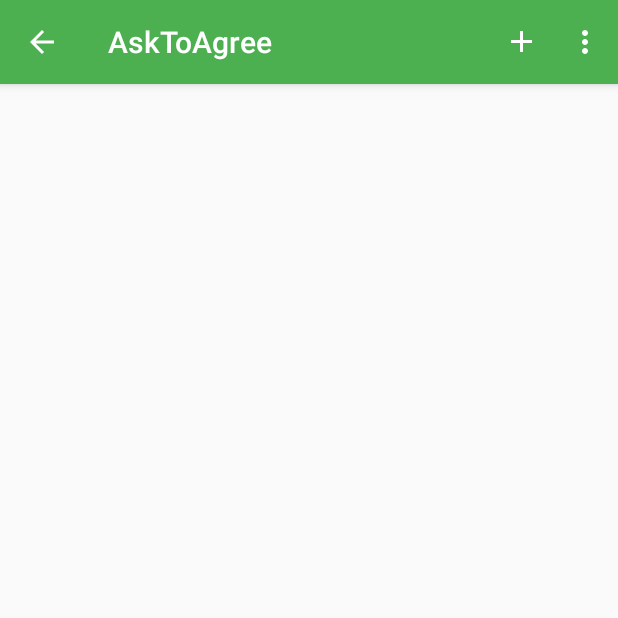
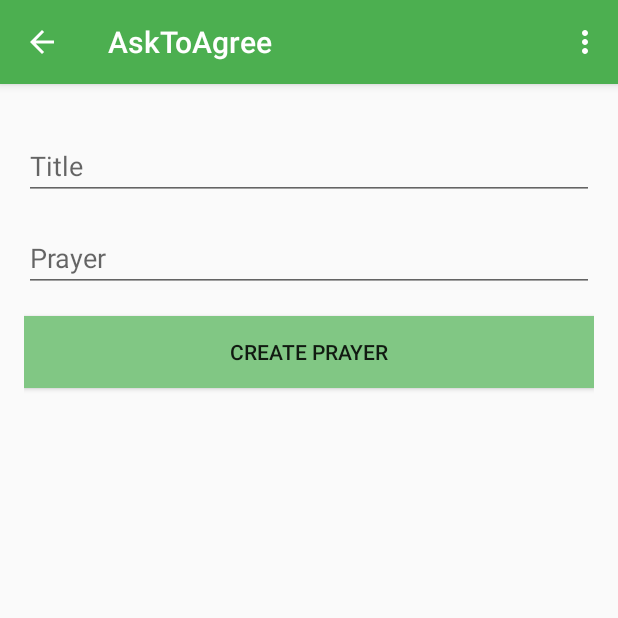
Before and after one commit to PhilippSteiner/android-asktoagree, an Android app: the fragment MyPrayerPagerFragment placed in its activity, after a tap on "Create Prayer", on a phone screen of 412 x 824 dp, the top half of it. Run offline under Robolectric (Android 15) with nearby library versions, the phone set to English and light mode, and no system bars; 3 statements that could not run were skipped.

Commit message:
added CreatePrayerWorker

```diff
--- /dev/null
+++ b/app/src/main/java/com/steiner_consult/asktoagree/OptionsMenuHandler.java
@@ -0,0 +1,39 @@
+package com.steiner_consult.asktoagree;
+
+import android.view.MenuItem;
+
+import com.steiner_consult.fragments.BaseFragment;
+import com.steiner_consult.fragments.CreatePrayerFragment;
+
+/**
+ * Created by Philipp on 31.01.15.
+ */
+public class OptionsMenuHandler {
+
+    private static OptionsMenuHandler instance;
+
+    private OptionsMenuHandler() {}
+
+    public static OptionsMenuHandler getInstance() {
+        if (instance == null) {
+            instance = new OptionsMenuHandler();
+        }
+        return instance;
+    }
+
+    public boolean handleClick(BaseFragment baseFragment, MenuItem item) {
+
+        switch (item.getItemId()) {
+            case R.id.action_create:
+                baseFragment.goToFragment(CreatePrayerFragment.newInstance());
+                return true;
+            case R.id.action_settings:
+                //TODO: Handle SettingsClick
+                return true;
+            default:
+                return false;
+        }
+
+
+    }
+}
--- /dev/null
+++ b/app/src/main/java/com/steiner_consult/fragments/BaseFragment.java
@@ -0,0 +1,11 @@
+package com.steiner_consult.fragments;
+
+import android.support.v4.app.Fragment;
+
+/**
+ * Created by Philipp on 31.01.15.
+ */
+public abstract class BaseFragment extends Fragment {
+
+    public abstract void goToFragment(BaseFragment baseFragment);
+}
--- a/app/src/main/java/com/steiner_consult/fragments/CreatePrayerFragment.java
+++ b/app/src/main/java/com/steiner_consult/fragments/CreatePrayerFragment.java
@@ -6,19 +6,59 @@ import android.support.v4.app.Fragment;
 import android.view.LayoutInflater;
 import android.view.View;
 import android.view.ViewGroup;
+import android.widget.Button;
+import android.widget.EditText;
 
+import com.steiner_consult.asktoagree.MainActivity;
 import com.steiner_consult.asktoagree.R;
+import com.steiner_consult.models.Prayer;
+import com.steiner_consult.workers.CreatePrayerWorker;
 
 /**
  * Created by Philipp on 29.01.15.
  */
-public class CreatePrayerFragment extends Fragment {
+public class CreatePrayerFragment extends BaseFragment {
+
+    private Button createPrayerButton;
+    private EditText title, text;
+    private CreatePrayerWorker createPrayerWorker;
+
+
+    public static CreatePrayerFragment newInstance() {
+        return new CreatePrayerFragment();
+    }
 
     @Override
     public View onCreateView(LayoutInflater inflater, @Nullable ViewGroup container, @Nullable Bundle savedInstanceState) {
         View rootView = inflater.inflate(R.layout.fragment_layout_myprayer_create, container, false);
 
+        title = (EditText) rootView.findViewById(R.id.myprayer_title);
+        text = (EditText) rootView.findViewById(R.id.myprayer_text);
+
+
+        createPrayerButton = (Button) rootView.findViewById(R.id.myprayer_button_create);
+        createPrayerButton.setOnClickListener(new View.OnClickListener() {
+            @Override
+            public void onClick(View v) {
+                createPrayer();
+            }
+        });
 
         return rootView;
     }
+
+    private void createPrayer() {
+        Prayer prayer = new Prayer();
+        prayer.setTitle(title.getText().toString());
+        prayer.setText(text.getText().toString());
+
+        createPrayerWorker = new CreatePrayerWorker((MainActivity) getActivity());
+        createPrayerWorker.createPrayer(prayer);
+
+    }
+
+    @Override
+    public void goToFragment(BaseFragment baseFragment) {
+
+    }
 }
--- a/app/src/main/java/com/steiner_consult/fragments/MyPrayerPagerFragment.java
+++ b/app/src/main/java/com/steiner_consult/fragments/MyPrayerPagerFragment.java
@@ -3,18 +3,21 @@ package com.steiner_consult.fragments;
 import android.os.Bundle;
 import android.support.annotation.Nullable;
 import android.support.v4.app.Fragment;
+import android.support.v4.app.FragmentManager;
 import android.view.LayoutInflater;
 import android.view.Menu;
 import android.view.MenuInflater;
+import android.view.MenuItem;
 import android.view.View;
 import android.view.ViewGroup;
 
+import com.steiner_consult.asktoagree.OptionsMenuHandler;
 import com.steiner_consult.asktoagree.R;
 
 /**
  * Created by Philipp on 29.01.15.
  */
-public class MyPrayerPagerFragment extends Fragment {
+public class MyPrayerPagerFragment extends BaseFragment {
 
     public static MyPrayerPagerFragment newInstance() {
         return new MyPrayerPagerFragment();
@@ -33,4 +36,19 @@ public class MyPrayerPagerFragment extends Fragment {
         super.onCreateOptionsMenu(menu, inflater);
         inflater.inflate(R.menu.menu_myprayerpagerfragment, menu);
     }
+
+    @Override
+    public boolean onOptionsItemSelected(MenuItem item) {
+        return OptionsMenuHandler.getInstance().handleClick(this, item);
+    }
+
+
+    @Override
+    public void goToFragment(BaseFragment baseFragment) {
+        FragmentManager fragmentManager = getActivity().getSupportFragmentManager();
+        fragmentManager.beginTransaction()
+                .replace(R.id.content_frame, baseFragment)
+                .addToBackStack(MyPrayerPagerFragment.class.getName())
+                .commit();
+    }
 }
--- a/app/src/main/java/com/steiner_consult/fragments/RegistrationFragment.java
+++ b/app/src/main/java/com/steiner_consult/fragments/RegistrationFragment.java
@@ -11,7 +11,7 @@ import android.widget.Button;
 import com.steiner_consult.asktoagree.LoginActivity;
 
 import com.steiner_consult.asktoagree.R;
-import com.steiner_consult.asynctasks.UserRegisterWorker;
+import com.steiner_consult.workers.UserRegisterWorker;
 
 /**
  * Created by Philipp on 29.01.15.
--- a/app/src/main/java/com/steiner_consult/asynctasks/BaseWorker.java
+++ b/app/src/main/java/com/steiner_consult/workers/BaseWorker.java
@@ -1,8 +1,7 @@
-package com.steiner_consult.asynctasks;
+package com.steiner_consult.workers;
 
 
 
-import org.springframework.http.client.HttpComponentsClientHttpRequestFactory;
 import org.springframework.http.converter.json.MappingJackson2HttpMessageConverter;
 import org.springframework.web.client.RestTemplate;
 
--- a/app/src/main/java/com/steiner_consult/asynctasks/UserRegisterWorker.java
+++ b/app/src/main/java/com/steiner_consult/workers/UserRegisterWorker.java
@@ -1,7 +1,5 @@
-package com.steiner_consult.asynctasks;
+package com.steiner_consult.workers;
 
-import android.app.Activity;
-import android.app.ProgressDialog;
 import android.os.AsyncTask;
 import android.util.Log;
 
@@ -24,7 +22,7 @@ import org.springframework.web.client.RestTemplate;
  */
 public class UserRegisterWorker {
 
-    private static final String TAG = "UserRegisterWorker";
+    private final String TAG = this.getClass().getName();
     private BaseActivity baseActivity;
 
 
--- a/app/src/main/res/layout/fragment_layout_myprayer_create.xml
+++ b/app/src/main/res/layout/fragment_layout_myprayer_create.xml
@@ -1,6 +1,35 @@
 <?xml version="1.0" encoding="utf-8"?>
 <LinearLayout xmlns:android="http://schemas.android.com/apk/res/android"
-    android:orientation="vertical" android:layout_width="match_parent"
-    android:layout_height="match_parent">
+    android:layout_width="match_parent"
+    android:layout_height="match_parent"
+    android:layout_marginLeft="@dimen/activity_vertical_margin"
+    android:layout_marginRight="@dimen/activity_vertical_margin"
+    android:layout_marginTop="@dimen/activity_horizontal_margin"
+    android:orientation="vertical">
+
+    <EditText
+        android:id="@+id/myprayer_title"
+        android:layout_width="match_parent"
+        android:layout_height="wrap_content"
+        android:layout_marginTop="@dimen/activity_horizontal_margin"
+        android:hint="@string/myprayer_create_hint_title"
+        android:inputType="text" />
+
+    <EditText
+        android:id="@+id/myprayer_text"
+        android:layout_width="match_parent"
+        android:layout_height="wrap_content"
+        android:layout_marginTop="@dimen/activity_horizontal_margin"
+        android:hint="@string/myprayer_create_hint_text"
+        android:inputType="text"
+        android:lines="3"/>
+
+    <Button
+        android:id="@+id/myprayer_button_create"
+        android:layout_width="match_parent"
+        android:layout_height="wrap_content"
+        android:layout_marginTop="@dimen/activity_horizontal_margin"
+        android:background="@color/background_button"
+        android:text="@string/myprayer_create_button_text" />
 
 </LinearLayout>
--- a/app/src/main/res/values/color.xml
+++ b/app/src/main/res/values/color.xml
@@ -4,6 +4,7 @@
     <color name="background_green">#4CAF50</color>
     <color name="background_actionbar">#4CAF50</color>
     <color name="background_drawer">#81C784</color>
+    <color name="background_button">#81C784</color>
     //Login
     <color name="button_yellow">#FFEB3B</color>
     <color name="facebook_button_blue">#3B5998</color>
--- a/app/src/main/res/values/strings.xml
+++ b/app/src/main/res/values/strings.xml
@@ -12,15 +12,16 @@
     <string name="drawer_open">Open navigation drawer</string>
     <string name="drawer_close">Close navigation drawer</string>
 
-    //Google+
+    <!--Google+-->
     <string name="gplus_sign_in_button_name">Log in with G+</string>
     <string name="gplus_signed_in_as_text">Signed in as \'%s\' \nLog out</string>
 
-    //Facebook
+    <!--Facebook-->
     <string name="APPID">765876013479503</string>
     <string name="title_facebook_login">Facebook Login</string>
 
-    //AskToAgree Login/Registration
+    <!--Login/Registration-->
+
     <string name="login_label_login">Login</string>
     <string name="login_label_email">E-Mail:</string>
     <string name="login_label_password">Password:</string>
@@ -28,12 +29,15 @@
     <string name="login_button_registerAccount">Sign up</string>
     <string name="register_button_createAccount">Create Account</string>
     <string name="register_label_register">Register</string>
-    //Hints
     <string name="login_edittext_hint_email">E-mail</string>
     <string name="login_edittext_hint_firstname">Firstname</string>
     <string name="login_edittext_hint_lastname">Lastname</string>
     <string name="login_edittext_hint_password">Password</string>
     <string name="login_edittext_hint_username">Username</string>
 
+    <!--MyPrayer-->
+    <string name="myprayer_create_hint_title">Title</string>
+    <string name="myprayer_create_hint_text">Prayer</string>
+    <string name="myprayer_create_button_text">Create Prayer</string>
 
 </resources>
```
Also changed, not shown: app/src/main/AndroidManifest.xml (+5 -5 lines), app/src/main/java/com/steiner_consult/workers/CreatePrayerWorker.java (added, +22 -0 lines).
